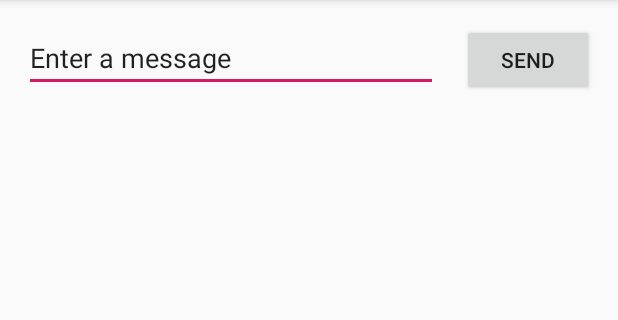
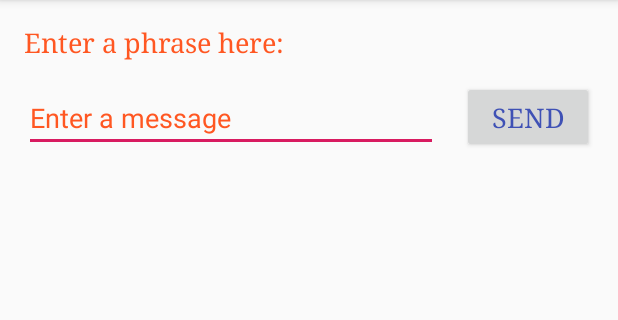
Before and after one commit to twichtendahl/twichtendahl_itc162_a2, an Android app: the screen it shows after launch (MainActivity), on a phone screen of 412 x 824 dp, the part 84-404 px from its top. Run offline under Robolectric (Android 15) with nearby library versions, the phone set to English and light mode, and no system bars.

Commit message:
Changes the styles of text

```diff
--- a/app/src/main/res/layout/activity_main.xml
+++ b/app/src/main/res/layout/activity_main.xml
@@ -16,10 +16,12 @@
         android:ems="10"
         android:inputType="textPersonName"
         android:text="@string/edit_message"
+        android:textColor="#FF5722"
+        android:textColorHighlight="#3F51B5"
         app:layout_constraintEnd_toStartOf="@+id/button"
         app:layout_constraintHorizontal_bias="0.5"
         app:layout_constraintStart_toStartOf="parent"
-        app:layout_constraintTop_toTopOf="parent" />
+        app:layout_constraintTop_toBottomOf="@+id/textView" />
 
     <Button
         android:id="@+id/button"
@@ -30,8 +32,27 @@
         android:layout_marginEnd="16dp"
         android:layout_marginRight="16dp"
         android:text="@string/button_send"
+        android:textColor="#3F51B5"
+        android:textSize="18sp"
+        android:typeface="serif"
         app:layout_constraintBaseline_toBaselineOf="@+id/editText"
         app:layout_constraintEnd_toEndOf="parent"
         app:layout_constraintHorizontal_bias="0.5"
         app:layout_constraintStart_toEndOf="@+id/editText" />
+
+    <TextView
+        android:id="@+id/textView"
+        android:layout_width="0dp"
+        android:layout_height="wrap_content"
+        android:layout_marginStart="16dp"
+        android:layout_marginLeft="16dp"
+        android:layout_marginTop="16dp"
+        android:text="@string/text_edit_label"
+        android:textColor="#FF5722"
+        android:textColorHighlight="#3F51B5"
+        android:textColorLink="#FF5722"
+        android:textSize="18sp"
+        android:typeface="serif"
+        app:layout_constraintStart_toStartOf="parent"
+        app:layout_constraintTop_toTopOf="parent" />
 </androidx.constraintlayout.widget.ConstraintLayout>
--- a/app/src/main/res/values/strings.xml
+++ b/app/src/main/res/values/strings.xml
@@ -2,4 +2,5 @@
     <string name="app_name">Assignment 2</string>
     <string name="edit_message">Enter a message</string>
     <string name="button_send">Send</string>
+    <string name="text_edit_label">Enter a phrase here:</string>
 </resources>
```
